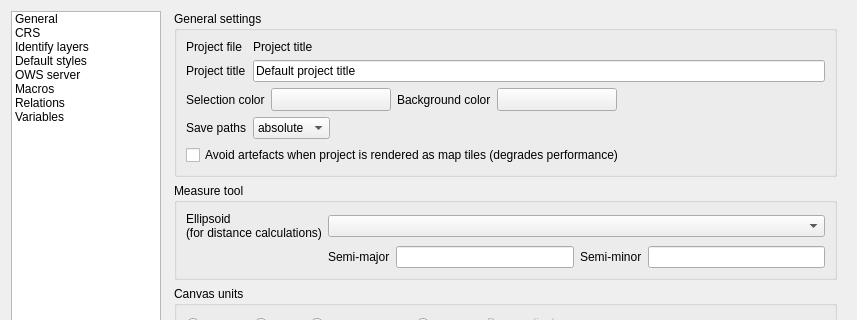
Before: the Qt Designer form src/ui/qgsprojectpropertiesbase.ui in qgis/QGIS, drawn with Qt 5; both pictures show x 0 to 857 and y 0 to 320 of the 857 by 830 pixel window.
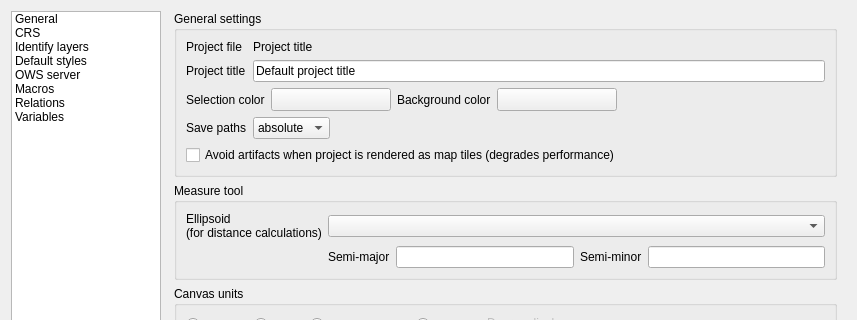
After: the same form once the commit is applied. Icons and pictures are not drawn. Custom widgets are drawn as their Qt base class.

```diff
--- a/src/ui/qgsprojectpropertiesbase.ui
+++ b/src/ui/qgsprojectpropertiesbase.ui
@@ -461,7 +461,7 @@
                      <string>Checking this setting avoids visible edge artefacts when rendering this project as seperate map tiles. Rendering performance will be degraded.</string>
                     </property>
                     <property name="text">
-                     <string>Avoid artefacts when project is rendered as map tiles (degrades performance)</string>
+                     <string>Avoid artifacts when project is rendered as map tiles (degrades performance)</string>
                     </property>
                    </widget>
                   </item>
```
Left out of the diff: 2 changed lines with no effect on the pictures.
